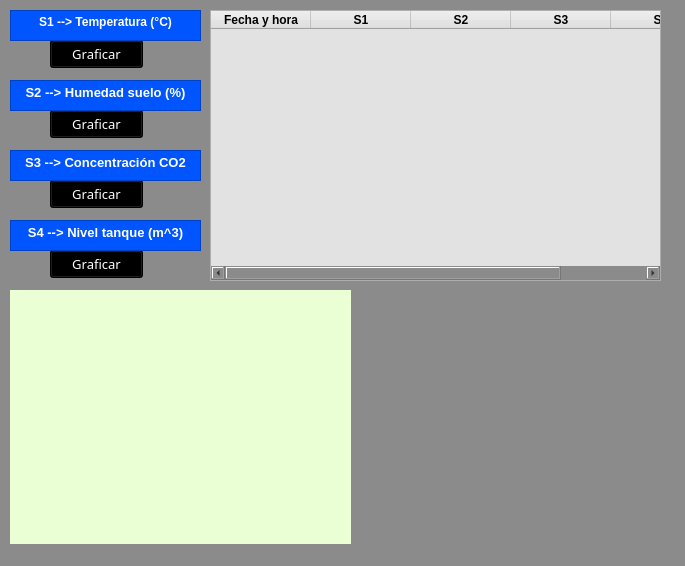
diegocarreno01/InterfazSensores, file Principal.ui: the form before one commit.
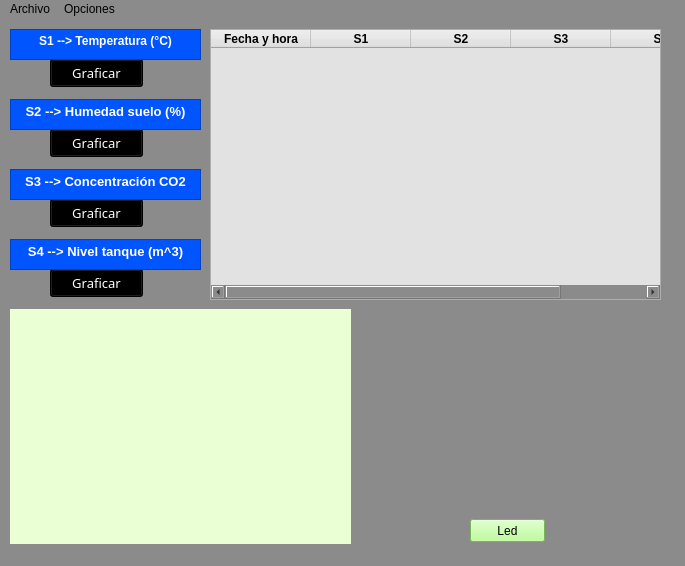
The form after the commit. Icons and pictures are not drawn.

```diff
--- a/Principal.ui
+++ b/Principal.ui
@@ -332,6 +332,26 @@
      <bool>true</bool>
     </property>
    </widget>
+   <widget class="QPushButton" name="Led">
+    <property name="geometry">
+     <rect>
+      <x>470</x>
+      <y>500</y>
+      <width>75</width>
+      <height>23</height>
+     </rect>
+    </property>
+    <property name="styleSheet">
+     <string notr="true">color: rgb(0, 0, 0);
+background-color: rgb(170, 255, 127);</string>
+    </property>
+    <property name="text">
+     <string>Led</string>
+    </property>
+    <property name="default">
+     <bool>false</bool>
+    </property>
+   </widget>
    <zorder>Button01</zorder>
    <zorder>Label01</zorder>
    <zorder>Button04</zorder>
@@ -353,6 +373,28 @@
      <height>21</height>
     </rect>
    </property>
+   <widget class="QMenu" name="menuFile">
+    <property name="title">
+     <string>Archivo</string>
+    </property>
+    <addaction name="separator"/>
+    <addaction name="separator"/>
+    <addaction name="actionNuevo"/>
+   </widget>
+   <widget class="QMenu" name="menuSystem">
+    <property name="title">
+     <string>Opciones</string>
+    </property>
+    <addaction name="actionGrafica1"/>
+    <addaction name="separator"/>
+    <addaction name="actionGrafica2"/>
+    <addaction name="separator"/>
+    <addaction name="actionGrafica3"/>
+    <addaction name="separator"/>
+    <addaction name="actionGrafica4"/>
+   </widget>
+   <addaction name="menuFile"/>
+   <addaction name="menuSystem"/>
   </widget>
   <widget class="QStatusBar" name="statusbar"/>
  </widget>
```
Left out of the diff: 30 changed lines with no effect on the pictures.
